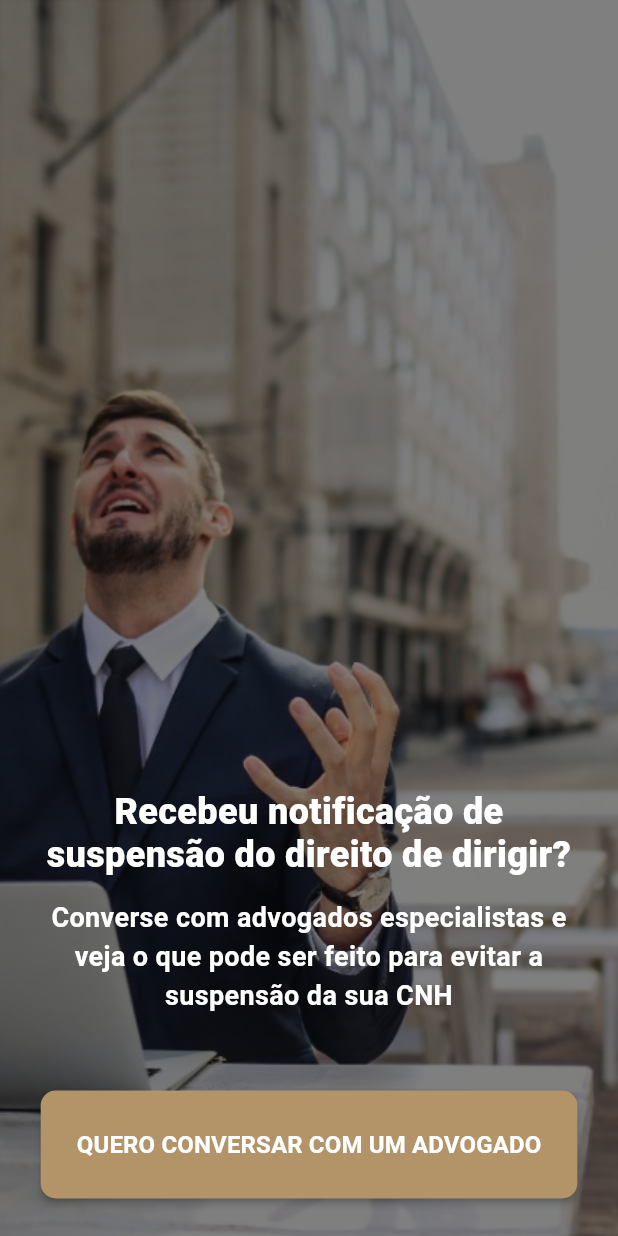
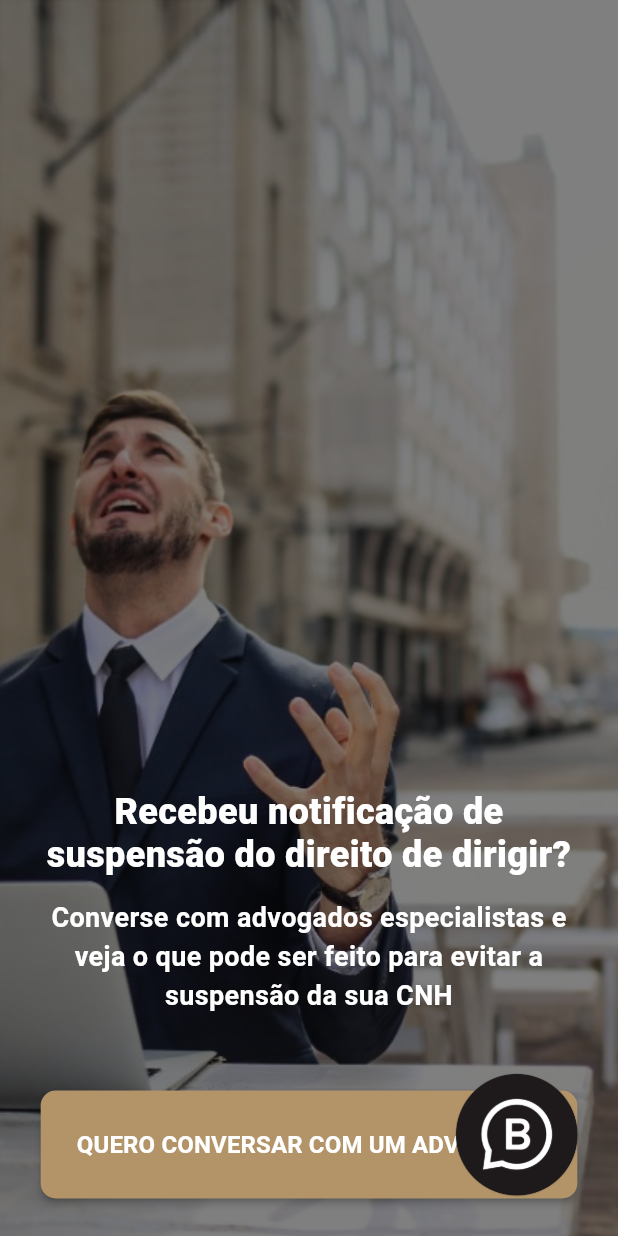
Before and after one commit to gui-janssens/bagatimes, a Flutter app: the screen it shows after launch, on a phone screen of 412 x 824 dp. Run offline on Flutter 3.47's test engine with Material 3 defaults, Android fonts, the phone set to English and light mode, and no system bars; our stand-ins replace bot_toast, gap, go_router, sizer; network calls fail.

Commit message:
chore: finished

```diff
--- a/lib/main.dart
+++ b/lib/main.dart
@@ -1,6 +1,8 @@
 import 'package:bagatimes/src/app.dart';
 import 'package:flutter/material.dart';
+import 'package:flutter_web_plugins/url_strategy.dart';
 
 void main() {
+  usePathUrlStrategy();
   runApp(const App());
 }
--- a/lib/src/app.dart
+++ b/lib/src/app.dart
@@ -1,6 +1,8 @@
-import 'package:bagatimes/src/presentation/home_page.dart';
+import 'package:bagatimes/src/router.dart';
+import 'package:bot_toast/bot_toast.dart';
 import 'package:flutter/material.dart';
 import 'package:sizer/sizer.dart';
+import 'package:url_launcher/url_launcher.dart';
 
 class App extends StatelessWidget {
   const App({super.key});
@@ -9,13 +11,48 @@ class App extends StatelessWidget {
   Widget build(BuildContext context) {
     return Sizer(
       builder: (context, orientation, deviceType) {
-        return MaterialApp(
+        return MaterialApp.router(
           debugShowCheckedModeBanner: false,
           theme: ThemeData(
             fontFamily: 'Poppins',
             useMaterial3: false,
           ),
-          home: const HomePage(),
+          builder: (context, child) {
+            var overlay = Overlay(
+              initialEntries: [
+                OverlayEntry(
+                  builder: (context) => child!,
+                ),
+                OverlayEntry(
+                  builder: (context) => Align(
+                    alignment: Alignment.bottomRight,
+                    child: GestureDetector(
+                      onTap: () async {
+                        final uri = Uri.parse(
+                            'https://wa.me/+554799262830?text=${Uri.encodeComponent('Quero um orçamento para defender meu direito de dirigir')}');
+                        if (await canLaunchUrl(uri)) {
+                          await launchUrl(uri);
+                        } else {
+                          throw 'Could not launch $uri';
+                        }
+                      },
+                      child: Padding(
+                        padding: const EdgeInsets.fromLTRB(0, 0, 25, 25),
+                        child: Image.asset(
+                          'images/wpp_business.png',
+                          height: 85,
+                          width: 85,
+                        ),
+                      ),
+                    ),
+                  ),
+                ),
+              ],
+            );
+
+            return BotToastInit()(context, overlay);
+          },
+          routerConfig: goRouter,
         );
       },
     );
--- a/lib/src/presentation/home_page.dart
+++ b/lib/src/presentation/home_page.dart
@@ -1,13 +1,14 @@
-import 'package:bagatimes/src/presentation/widgets/section_seven.dart';
 import 'package:bagatimes/src/presentation/widgets/section_five.dart';
 import 'package:bagatimes/src/presentation/widgets/section_four.dart';
 import 'package:bagatimes/src/presentation/widgets/section_one.dart';
+import 'package:bagatimes/src/presentation/widgets/section_seven.dart';
 import 'package:bagatimes/src/presentation/widgets/section_six.dart';
 import 'package:bagatimes/src/presentation/widgets/section_three.dart';
 import 'package:bagatimes/src/presentation/widgets/section_two.dart';
 import 'package:flutter/material.dart';
 
 class HomePage extends StatelessWidget {
+  static const route = '/defesa-suspensao-cnh';
   const HomePage({super.key});
 
   @override
--- /dev/null
+++ b/lib/src/router.dart
@@ -0,0 +1,30 @@
+import 'package:bagatimes/src/presentation/home_page.dart';
+import 'package:flutter/material.dart';
+import 'package:go_router/go_router.dart';
+
+final goRouter = GoRouter(
+  initialLocation: '/',
+  navigatorKey: GlobalKey<NavigatorState>(),
+  redirect: (_, state) async {
+    return HomePage.route;
+  },
+  routes: [
+    GoRoute(
+      name: HomePage.route,
+      path: HomePage.route,
+      builder: (context, state) => const SelectableAreaWrapper(HomePage()),
+    ),
+  ],
+);
+
+class SelectableAreaWrapper extends StatelessWidget {
+  final Widget page;
+  const SelectableAreaWrapper(this.page, {super.key});
+
+  @override
+  Widget build(BuildContext context) {
+    return SelectionArea(
+      child: page,
+    );
+  }
+}
--- a/pubspec.yaml
+++ b/pubspec.yaml
@@ -28,10 +28,14 @@ environment:
 # the latest version available on pub.dev. To see which dependencies have newer
 # versions available, run `flutter pub outdated`.
 dependencies:
+  bot_toast: ^4.1.3
   cupertino_icons: ^1.0.6
   flutter:
     sdk: flutter
+  flutter_web_plugins:
+    sdk: flutter
   gap: ^3.0.1
+  go_router: ^14.2.0
   http: ^1.2.1
   intl: ^0.19.0
   sizer: ^2.0.15
```
Also changed, not shown: images/wpp_business.png (added), pubspec.lock.
